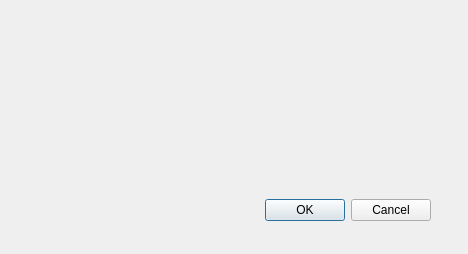
ajs5433/CSEC-Final-Project-, file Python/UI forms/myDialog.ui: the form before one commit.
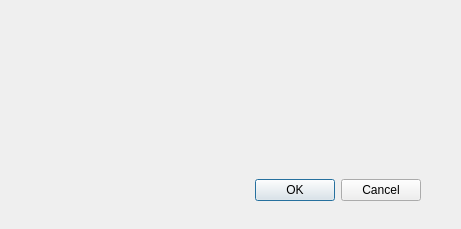
The form after the commit.

```diff
--- a/Python/UI forms/myDialog.ui
+++ b/Python/UI forms/myDialog.ui
@@ -6,8 +6,8 @@
    <rect>
     <x>0</x>
     <y>0</y>
-    <width>468</width>
-    <height>254</height>
+    <width>461</width>
+    <height>229</height>
    </rect>
   </property>
   <property name="windowTitle">
@@ -16,8 +16,8 @@
   <widget class="QDialogButtonBox" name="buttonBox">
    <property name="geometry">
     <rect>
-     <x>210</x>
-     <y>190</y>
+     <x>200</x>
+     <y>170</y>
      <width>221</width>
      <height>41</height>
     </rect>
@@ -32,9 +32,9 @@
   <widget class="QLabel" name="label">
    <property name="geometry">
     <rect>
-     <x>40</x>
-     <y>40</y>
-     <width>391</width>
+     <x>30</x>
+     <y>20</y>
+     <width>381</width>
      <height>131</height>
     </rect>
    </property>
@@ -50,6 +50,9 @@
    <property name="alignment">
     <set>Qt::AlignCenter</set>
    </property>
+   <property name="wordWrap">
+    <bool>true</bool>
+   </property>
   </widget>
  </widget>
  <resources/>
```
